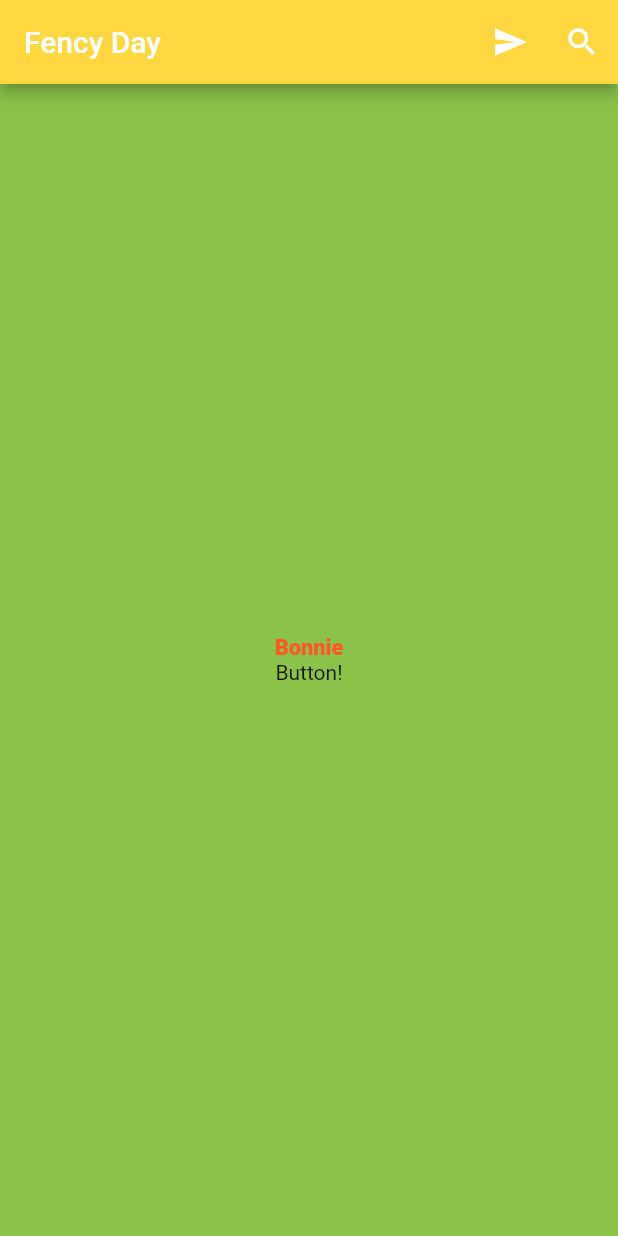
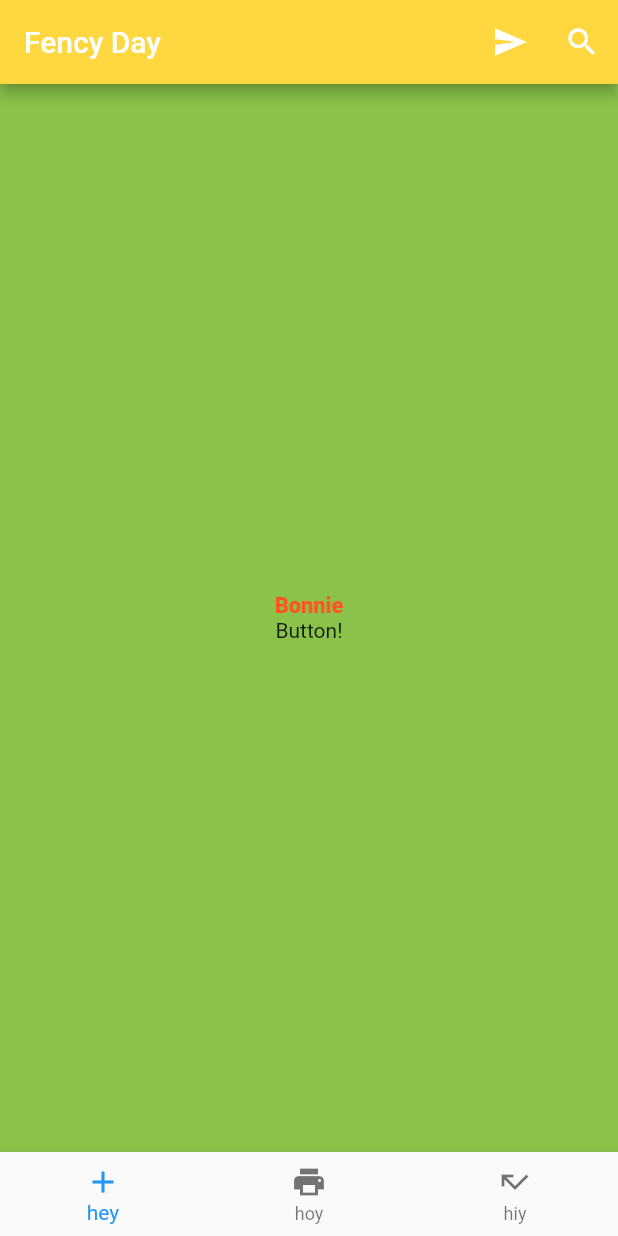
Before and after one commit to GayalBalasooriya/intro_scaffold, a Flutter app: the screen it shows after launch, on a phone screen of 412 x 824 dp. Run offline on Flutter 3.47's test engine with Material 2 defaults, Android fonts, the phone set to English and light mode, and no system bars.

Commit message:
second commit

```diff
--- a/lib/ui/home.dart
+++ b/lib/ui/home.dart
@@ -42,8 +42,26 @@ class Home extends StatelessWidget {
               onTap: () => debugPrint("Button Taped"),
             )
           ],
-        )
-      )
+        ),
+      ),
+
+      bottomNavigationBar: new BottomNavigationBar(
+        items: [
+          new BottomNavigationBarItem(
+            icon: new Icon(Icons.add),
+            title: new Text("hey"),
+          ),
+          new BottomNavigationBarItem(
+            icon: new Icon(Icons.print),
+            title: new Text("hoy"),
+          ),
+          new BottomNavigationBarItem(
+            icon: new Icon(Icons.call_missed),
+            title: new Text("hiy"),
+          ),
+        ],
+        onTap: (int i) => debugPrint("Hey touched $i"),
+      ),
 
     );
   }
```
